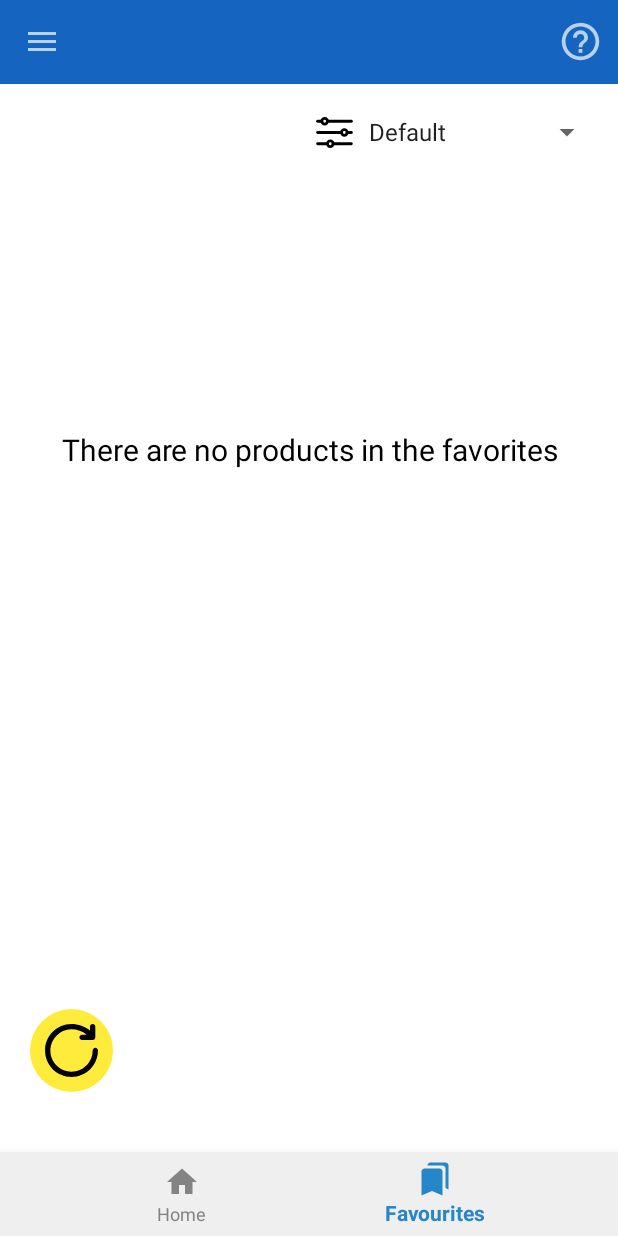
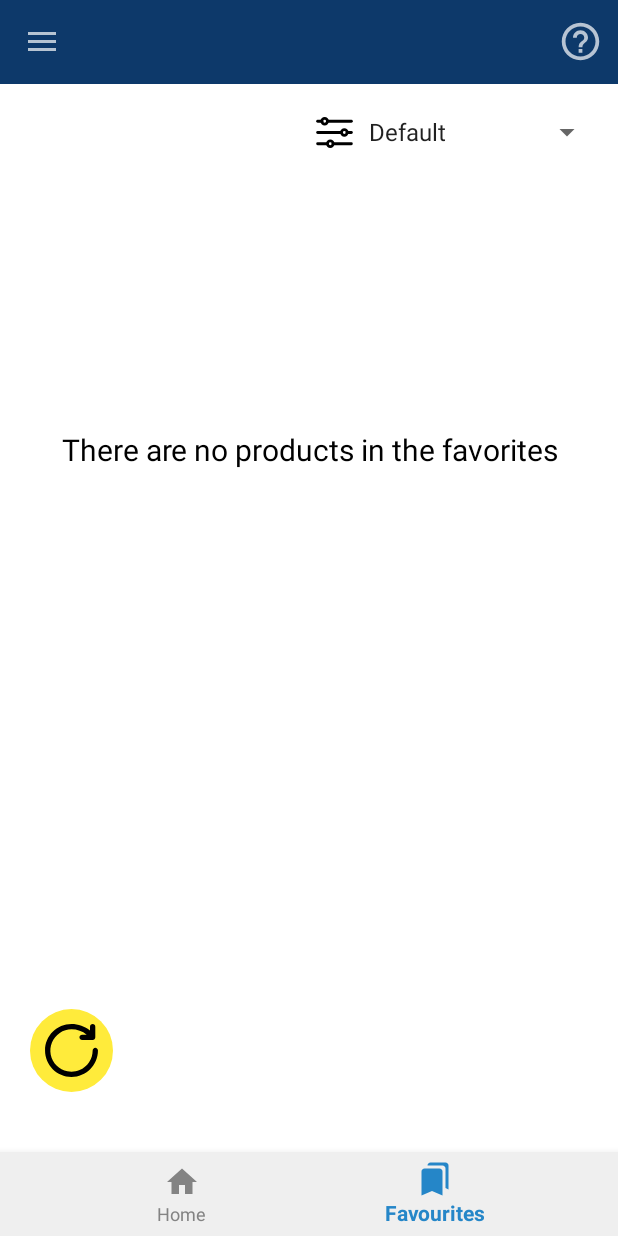
Before and after one commit to VladimirKaznacheiev/goodsFinder, an Android app: the screen it shows after launch once a user with an empty profile is signed in (BottomNavigationActivity), item 2 of the bottom bar chosen, on a phone screen of 412 x 824 dp. Run offline under Robolectric (Android 15) with nearby library versions, the phone set to English and light mode, and no system bars; our stand-ins replace Firebase (no records; nobody signed in at launch, a user with empty details on screens opened directly), navigation-ui; libraries missing offline, so code that uses them is left out: com.firebase.ui, com.skydoves.balloon; pictures from the network do not load; 10 statements that could not run were skipped.

Commit message:
All prices work in 2 activities with disc Favourites all ready w/o complete UI

```diff
--- a/app/src/main/java/com/example/goodsfinder/BottomNavigationActivity.java
+++ b/app/src/main/java/com/example/goodsfinder/BottomNavigationActivity.java
@@ -15,6 +15,7 @@ import android.view.MenuItem;
 import android.view.View;
 import android.widget.Button;
 import android.widget.FrameLayout;
+import android.widget.SearchView;
 import android.widget.Spinner;
 import android.widget.Toast;
 
@@ -38,6 +39,8 @@ import androidx.navigation.NavController;
 import androidx.navigation.Navigation;
 import androidx.navigation.ui.AppBarConfiguration;
 import androidx.navigation.ui.NavigationUI;
+
+import java.io.IOException;
 
 import static java.security.AccessController.getContext;
 
@@ -83,6 +86,11 @@ public class BottomNavigationActivity extends AppCompatActivity implements Navig
             case R.id.navigation_dashboard:
                 fragmentLayout.setVisibility(View.INVISIBLE);
                 fragmentLayout2.setVisibility(View.VISIBLE);
+
+                FragmentManager fm = getSupportFragmentManager();
+                FavouriteFragment f = (FavouriteFragment) fm.findFragmentById(R.id.fragment_layout2);
+                f.reload();
+
                 break;
         }
 
@@ -95,7 +103,7 @@ public class BottomNavigationActivity extends AppCompatActivity implements Navig
     protected void onCreate(Bundle savedInstanceState) {
         super.onCreate(savedInstanceState);
         setContentView(R.layout.activity_bottom_navigation);
-
+        toolbar = findViewById(R.id.toolbar);
         fragmentLayout = findViewById(R.id.fragment_layout);
         fragmentLayout2 = findViewById(R.id.fragment_layout2);
 
@@ -111,13 +119,13 @@ public class BottomNavigationActivity extends AppCompatActivity implements Navig
 
 
         mSettings = getSharedPreferences(APP_PREFERENCES, Context.MODE_PRIVATE);
+        SharedPreferences.Editor editor = mSettings.edit();
 
 
         dlg = new Dialog();
         dlg2 = new Dialog2();
 
-        toolbar = findViewById(R.id.toolbar);
-        toolbar.findViewById(R.id.help_btn).setOnClickListener(this::onClick);
+
         //((AppCompatActivity)getActivity()).setSupportActionBar(toolbar);
 
         drawerLayout = findViewById(R.id.drawer);
@@ -137,9 +145,26 @@ public class BottomNavigationActivity extends AppCompatActivity implements Navig
         });
 
         view = bottomNavigationView.findViewById(R.id.navigation_home);
+        View view1 = bottomNavigationView.findViewById(R.id.navigation_dashboard);
 
         view.performClick();
 
+
+
+        toolbar.findViewById(R.id.help_btn).setOnClickListener(new View.OnClickListener() {
+            @Override
+            public void onClick(View view) {
+
+                view = bottomNavigationView.findViewById(R.id.navigation_home);
+                view.performClick();
+                FragmentManager fm = getSupportFragmentManager();
+                HomeFragment f = (HomeFragment) fm.findFragmentById(R.id.fragment_layout);
+
+                f.balloon1.showAlignBottom(f.mySearchView);
+
+
+            }
+        });
 
         balloon4 = new Balloon.Builder(this)
                 .setArrowSize(10)
@@ -158,7 +183,7 @@ public class BottomNavigationActivity extends AppCompatActivity implements Navig
                 .setOnBalloonDismissListener(new OnBalloonDismissListener() {
                     @Override
                     public void onBalloonDismiss() {
-                        View view1 = bottomNavigationView.findViewById(R.id.navigation_dashboard);
+
                         view1.performClick();
 
                         //запустить 5 шарик надо
@@ -220,6 +245,12 @@ public class BottomNavigationActivity extends AppCompatActivity implements Navig
                     @Override
                     public void onBalloonDismiss() {
                         //тут я запишу, что юзер обучился в шаред
+
+                        view.performClick();
+                        editor.putString("isTrained","1");
+                        editor.apply();
+                        editor.commit();
+
                     }
                 })
                 .build();
@@ -292,10 +323,5 @@ public class BottomNavigationActivity extends AppCompatActivity implements Navig
         return true;
     }
 
-    public void onClick(View view) {
 
-        if(view.getId() == R.id.help_btn) {
-            Log.d("LEARN", "LEARN");
-        }
-    }
 }
--- a/app/src/main/java/com/example/goodsfinder/FavouriteFragment.java
+++ b/app/src/main/java/com/example/goodsfinder/FavouriteFragment.java
@@ -10,6 +10,7 @@ import androidx.fragment.app.Fragment;
 
 import android.content.Context;
 import android.content.Intent;
+import android.content.SharedPreferences;
 import android.content.res.Resources;
 import android.graphics.Bitmap;
 import android.net.ConnectivityManager;
@@ -119,6 +120,8 @@ public class FavouriteFragment extends Fragment {
     Balloon balloon6;
     Balloon balloon7;
 
+
+
     ArrayList<String> favouritesList = new ArrayList<>();
 
     ListView goodsListView;
@@ -141,7 +144,7 @@ public class FavouriteFragment extends Fragment {
     }
 
 
-    private void loadChoosen(){
+    public void loadChoosen(){
 
         mDatabase.child("Users").child(user.getUid()).addValueEventListener(new ValueEventListener() {
             @Override
@@ -161,7 +164,7 @@ public class FavouriteFragment extends Fragment {
                 urlsRozetka.clear();
 
                 boolean isNotEmpty = false;
-
+                Log.d("RELOADING", "reloading");
                 for (DataSnapshot childDataSnapshot : snapshot.getChildren()) {
 
                     isNotEmpty = true;
@@ -638,36 +641,8 @@ public class FavouriteFragment extends Fragment {
 
         if(view.getId() == R.id.btn_reload) {
 
-            if (isConnected()){
+            reload();
 
-                errorTextChoosen.setVisibility(View.INVISIBLE);
-                emptyTextChoosen.setVisibility(View.INVISIBLE);
-                progressBar.setVisibility(View.VISIBLE);
-
-
-
-
-                favouritesUrlList.clear();
-                favouritesImagesList.clear();
-                favouritesStoreImagesList.clear();
-                favouritesNamesList.clear();
-                favouritesPricesList.clear();
-                favouritesOldPricesList.clear();
-                favouritesColourList.clear();
-                positionsRozetka.clear();
-                isLoadedRozetka = false;
-                iRozetka = 0;
-                adapter1.notifyDataSetChanged();
-                infoLoaded.clear();
-                infoLoadedUp.clear();
-                favouritesList.clear();
-                urlsRozetka.clear();
-
-
-                loadChoosen();
-            } else {
-                Toast.makeText(getActivity(),context.getString(R.string.internet_error),Toast.LENGTH_SHORT).show();
-            }
         }
     }
     public void sortDefault(){
@@ -1064,7 +1039,38 @@ public class FavouriteFragment extends Fragment {
         balloon5.showAlignBottom(errorTextChoosen);
     }
 
+    public void reload() {
 
 
+        if (isConnected()) {
+
+            errorTextChoosen.setVisibility(View.INVISIBLE);
+            emptyTextChoosen.setVisibility(View.INVISIBLE);
+            progressBar.setVisibility(View.VISIBLE);
+
+
+            favouritesUrlList.clear();
+            favouritesImagesList.clear();
+            favouritesStoreImagesList.clear();
+            favouritesNamesList.clear();
+            favouritesPricesList.clear();
+            favouritesOldPricesList.clear();
+            favouritesColourList.clear();
+            positionsRozetka.clear();
+            isLoadedRozetka = false;
+            iRozetka = 0;
+
+            infoLoaded.clear();
+            infoLoadedUp.clear();
+            favouritesList.clear();
+            urlsRozetka.clear();
+            adapter1.notifyDataSetChanged();
+
+
+            loadChoosen();
+        } else {
+            Toast.makeText(getActivity(), context.getString(R.string.internet_error), Toast.LENGTH_SHORT).show();
+        }
+    }
 
 }
--- a/app/src/main/java/com/example/goodsfinder/HomeFragment.java
+++ b/app/src/main/java/com/example/goodsfinder/HomeFragment.java
@@ -149,7 +149,7 @@ public class HomeFragment extends Fragment{
     boolean isFoundCitrus = false;
     boolean isFoundRozetka = false;
     int currentStoreIndex;
-    SearchView mySearchView;
+    public SearchView mySearchView;
     ListView goodsListView;
     RecyclerView storeListView;
     ProgressBar progressBar;
@@ -589,7 +589,10 @@ View view1;
         adapterCitrus.notifyDataSetChanged();
         goodsListView.setEnabled(true);
 
-        balloon1.showAlignBottom(mySearchView);
+        if(mSettings.getString("isTrained","").equals("")){
+            balloon1.showAlignBottom(mySearchView);
+        }
+
 
 
         storeListView.addOnItemTouchListener(
@@ -1725,12 +1728,15 @@ View view1;
                     // Log.d(TAG,arrLIst.get(position).getPrice());
 
 
+
                     if (isConnected()){
                         mDatabase.child("Users").child(user.getUid()).addValueEventListener(new ValueEventListener() {
                             public boolean inChosen;
                             @Override
                             public void onDataChange(@NonNull DataSnapshot snapshot) {
                                 Map<String, Object> td = (HashMap<String,Object>) snapshot.getValue();
+
+
 
                                 for (DataSnapshot childDataSnapshot : snapshot.getChildren()) {
 
@@ -1776,10 +1782,8 @@ View view1;
                                     mDatabase.child("Users").child(user.getUid()).removeEventListener(this);
 
                                     return;
+
                                 }
-
-
-
 
                             }
 
@@ -1792,7 +1796,12 @@ View view1;
                     } else {
                         Toast.makeText(getActivity(),getString(R.string.internet_error),Toast.LENGTH_SHORT).show();
                     }
+
+
+
+
                 }
+
             });
 
             return goodsView;
--- a/app/src/main/res/values/colors.xml
+++ b/app/src/main/res/values/colors.xml
@@ -32,7 +32,7 @@
     <color name="menu">#CDE8FF</color>
     <color name="bg_spinner">#F8F8F8</color>
     <color name="bg_searches">#F6F6F6</color>
-    <color name="toolbar">#1565C0</color>
+    <color name="toolbar">#0D396A</color>
     <color name="bg_bottom">#EFEFEF</color>
     <color name="active_item">#2586C8</color>
     <color name="inactive_item">#838383</color>
```
